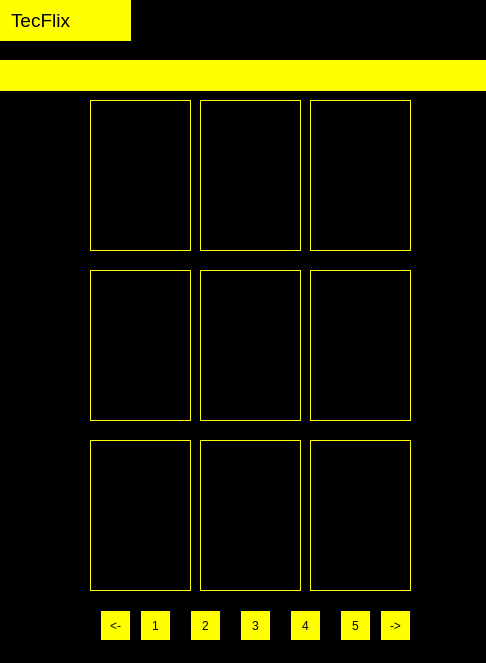
Above: mainwindow.ui from joshual777/TecFlix before the change. Below: the same form after it.
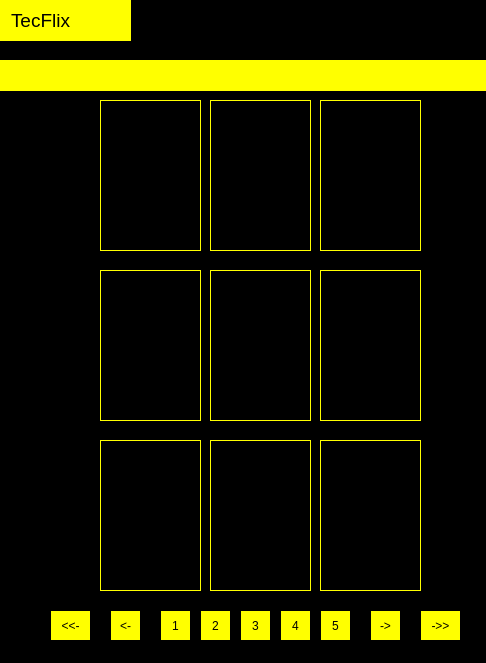
That is the form after the change.

```diff
--- a/mainwindow.ui
+++ b/mainwindow.ui
@@ -27,7 +27,7 @@
    <widget class="QLabel" name="lmovie1">
     <property name="geometry">
      <rect>
-      <x>90</x>
+      <x>100</x>
       <y>270</y>
       <width>101</width>
       <height>151</height>
@@ -48,7 +48,7 @@
    <widget class="QLabel" name="lmovie2">
     <property name="geometry">
      <rect>
-      <x>200</x>
+      <x>210</x>
       <y>270</y>
       <width>101</width>
       <height>151</height>
@@ -69,7 +69,7 @@
    <widget class="QLabel" name="lmovie3">
     <property name="geometry">
      <rect>
-      <x>200</x>
+      <x>210</x>
       <y>100</y>
       <width>101</width>
       <height>151</height>
@@ -90,7 +90,7 @@
    <widget class="QLabel" name="lmovie5">
     <property name="geometry">
      <rect>
-      <x>200</x>
+      <x>210</x>
       <y>440</y>
       <width>101</width>
       <height>151</height>
@@ -111,7 +111,7 @@
    <widget class="QLabel" name="lmovie6">
     <property name="geometry">
      <rect>
-      <x>310</x>
+      <x>320</x>
       <y>270</y>
       <width>101</width>
       <height>151</height>
@@ -132,7 +132,7 @@
    <widget class="QLabel" name="lmovie4">
     <property name="geometry">
      <rect>
-      <x>90</x>
+      <x>100</x>
       <y>440</y>
       <width>101</width>
       <height>151</height>
@@ -153,7 +153,7 @@
    <widget class="QLabel" name="lmovie8">
     <property name="geometry">
      <rect>
-      <x>310</x>
+      <x>320</x>
       <y>440</y>
       <width>101</width>
       <height>151</height>
@@ -174,7 +174,7 @@
    <widget class="QLabel" name="lmovie9">
     <property name="geometry">
      <rect>
-      <x>310</x>
+      <x>320</x>
       <y>100</y>
       <width>101</width>
       <height>151</height>
@@ -195,7 +195,7 @@
    <widget class="QLabel" name="lmovie7">
     <property name="geometry">
      <rect>
-      <x>90</x>
+      <x>100</x>
       <y>100</y>
       <width>101</width>
       <height>151</height>
@@ -216,7 +216,7 @@
    <widget class="QPushButton" name="btn1">
     <property name="geometry">
      <rect>
-      <x>140</x>
+      <x>160</x>
       <y>610</y>
       <width>31</width>
       <height>31</height>
@@ -237,7 +237,7 @@
    <widget class="QPushButton" name="btn2">
     <property name="geometry">
      <rect>
-      <x>190</x>
+      <x>200</x>
       <y>610</y>
       <width>31</width>
       <height>31</height>
@@ -279,7 +279,7 @@
    <widget class="QPushButton" name="btn4">
     <property name="geometry">
      <rect>
-      <x>290</x>
+      <x>280</x>
       <y>610</y>
       <width>31</width>
       <height>31</height>
@@ -300,7 +300,7 @@
    <widget class="QPushButton" name="btn5">
     <property name="geometry">
      <rect>
-      <x>340</x>
+      <x>320</x>
       <y>610</y>
       <width>31</width>
       <height>31</height>
@@ -368,7 +368,7 @@
    <widget class="QPushButton" name="btnnext">
     <property name="geometry">
      <rect>
-      <x>380</x>
+      <x>370</x>
       <y>610</y>
       <width>31</width>
       <height>31</height>
@@ -389,7 +389,7 @@
    <widget class="QPushButton" name="btnprev">
     <property name="geometry">
      <rect>
-      <x>100</x>
+      <x>110</x>
       <y>610</y>
       <width>31</width>
       <height>31</height>
@@ -407,6 +407,48 @@
      <string>&lt;-</string>
     </property>
    </widget>
+   <widget class="QPushButton" name="btnnext_2">
+    <property name="geometry">
+     <rect>
+      <x>420</x>
+      <y>610</y>
+      <width>41</width>
+      <height>31</height>
+     </rect>
+    </property>
+    <property name="styleSheet">
+     <string notr="true">QPushButton{
+		background-color: yellow;
+		border: 1px solid black;
+		color: black;
+		padding: 5px; 	
+}</string>
+    </property>
+    <property name="text">
+     <string>-&gt;&gt;</string>
+    </property>
+   </widget>
+   <widget class="QPushButton" name="btnprev_2">
+    <property name="geometry">
+     <rect>
+      <x>50</x>
+      <y>610</y>
+      <width>41</width>
+      <height>31</height>
+     </rect>
+    </property>
+    <property name="styleSheet">
+     <string notr="true">QPushButton{
+		background-color: yellow;
+		border: 1px solid black;
+		color: black;
+		padding: 5px; 	
+}</string>
+    </property>
+    <property name="text">
+     <string>&lt;&lt;-</string>
+    </property>
+   </widget>
   </widget>
  </widget>
  <layoutdefault spacing="6" margin="11"/>
```
